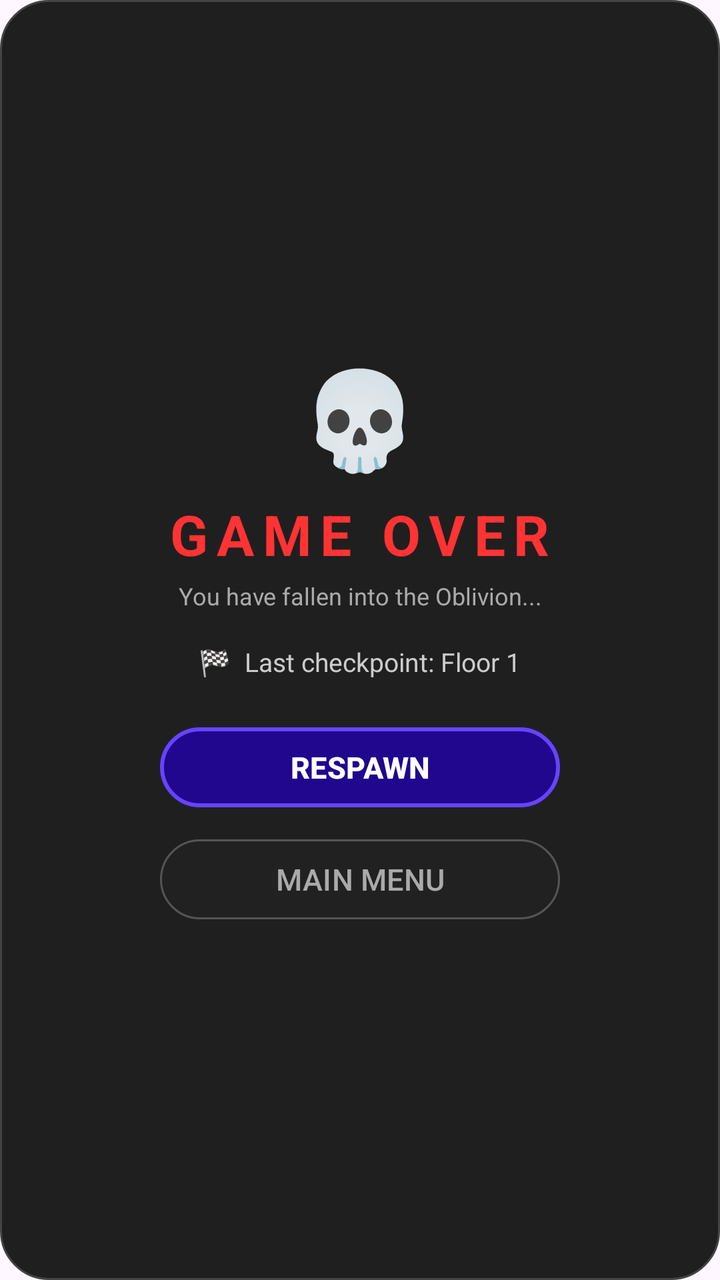
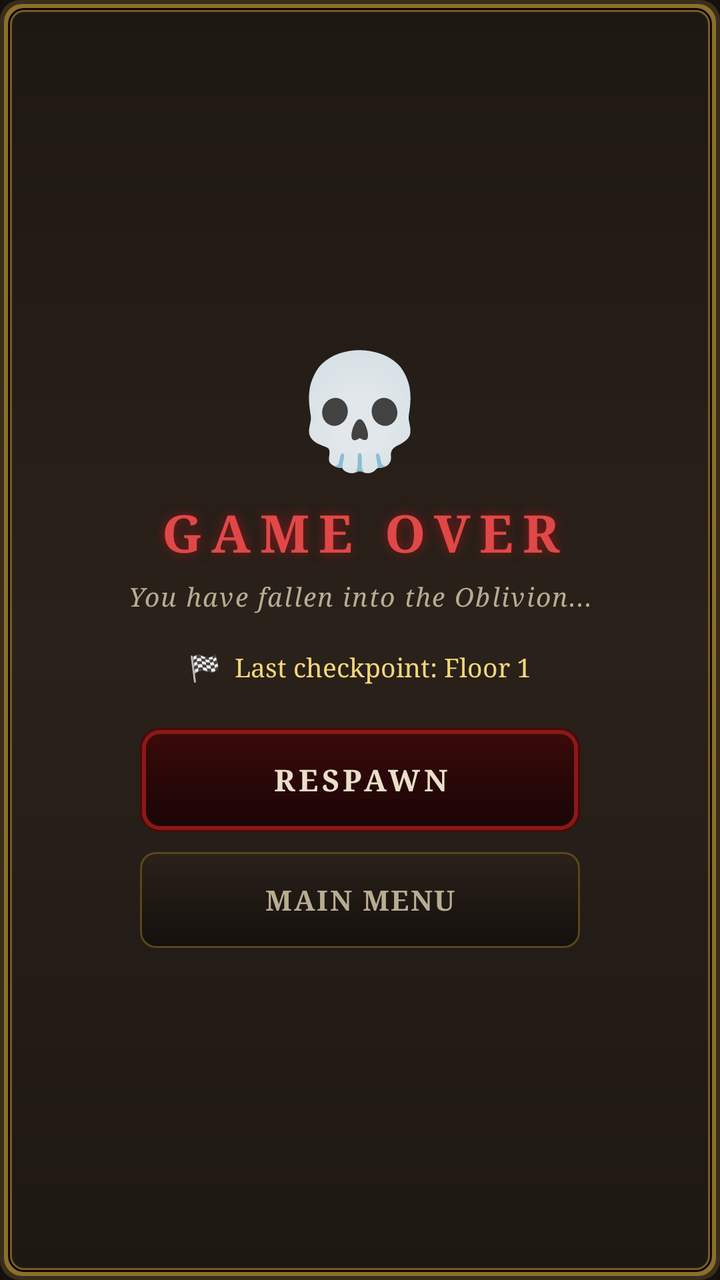

Compare the two renders of this Android layout. The source of the first and the diff that turns it into the second are given below.
<!-- AndroidManifest.xml: application theme Theme.OblivionDescent -->
<!-- res/layout/dialog_game_over.xml -->
<?xml version="1.0" encoding="utf-8"?>
<LinearLayout xmlns:android="http://schemas.android.com/apk/res/android"
    xmlns:app="http://schemas.android.com/apk/res-auto"
    android:layout_width="280dp"
    android:layout_height="wrap_content"
    android:orientation="vertical"
    android:gravity="center"
    android:padding="20dp"
    android:background="@drawable/dialog_bg"
    android:layout_gravity="center">

    <TextView
        android:layout_width="wrap_content"
        android:layout_height="wrap_content"
        android:text="💀"
        android:textSize="48sp"
        android:layout_marginBottom="8dp"/>

    <TextView
        android:layout_width="wrap_content"
        android:layout_height="wrap_content"
        android:text="GAME OVER"
        android:textColor="#FF3333"
        android:textSize="28sp"
        android:textStyle="bold"
        android:letterSpacing="0.15"
        android:layout_marginBottom="4dp"/>

    <TextView
        android:layout_width="wrap_content"
        android:layout_height="wrap_content"
        android:text="You have fallen into the Oblivion..."
        android:textColor="#AAAAAA"
        android:textSize="12sp"
        android:gravity="center"
        android:layout_marginBottom="16dp"/>

    <TextView
        android:id="@+id/txt_checkpoint"
        android:layout_width="wrap_content"
        android:layout_height="wrap_content"
        android:text="🏁  Last checkpoint: Floor 1"
        android:textColor="#CCCCCC"
        android:textSize="13sp"
        android:gravity="center"
        android:layout_marginBottom="20dp"/>

    <com.google.android.material.button.MaterialButton
        android:id="@+id/btn_respawn"
        android:layout_width="200dp"
        android:layout_height="48dp"
        android:text="RESPAWN"
        android:textSize="15sp"
        android:textStyle="bold"
        android:textColor="#FFFFFF"
        app:backgroundTint="#CC2200AA"
        app:cornerRadius="24dp"
        app:strokeWidth="2dp"
        app:strokeColor="#6644FF"
        android:layout_marginBottom="8dp"/>

    <com.google.android.material.button.MaterialButton
        android:id="@+id/btn_game_over_menu"
        android:layout_width="200dp"
        android:layout_height="48dp"
        android:text="MAIN MENU"
        android:textSize="15sp"
        android:textColor="#AAAAAA"
        app:backgroundTint="#CC222222"
        app:cornerRadius="24dp"
        app:strokeWidth="1dp"
        app:strokeColor="#555555"/>

</LinearLayout>
<!-- resources referenced by this layout -->
<resources>
  <!-- drawable dialog_bg (drawable) -->
  <?xml version="1.0" encoding="utf-8"?>
  <shape xmlns:android="http://schemas.android.com/apk/res/android"
      android:shape="rectangle">
  
      <solid android:color="#EE111111" />
  
      <corners android:radius="24dp" />
  
      <stroke
          android:width="1dp"
          android:color="#444444" />
  
  </shape>
  <style name="Base.Theme.OblivionDescent" parent="Theme.Material3.DayNight.NoActionBar">
      </style>
  <!-- unchanged entries left out for length: 1 -->
</resources>

<!-- the commit's change to res/layout/dialog_game_over.xml (unified diff, before → after) -->
@@ -1,74 +1,90 @@
 <?xml version="1.0" encoding="utf-8"?>
 <LinearLayout xmlns:android="http://schemas.android.com/apk/res/android"
     xmlns:app="http://schemas.android.com/apk/res-auto"
-    android:layout_width="280dp"
+    android:layout_width="320dp"
     android:layout_height="wrap_content"
     android:orientation="vertical"
     android:gravity="center"
-    android:padding="20dp"
-    android:background="@drawable/dialog_bg"
-    android:layout_gravity="center">
+    android:padding="24dp"
+    android:background="@drawable/rounded_dialog_bg"
+    android:layout_gravity="center"
+    android:animation="@anim/dialog_open">
 
     <TextView
         android:layout_width="wrap_content"
         android:layout_height="wrap_content"
         android:text="💀"
-        android:textSize="48sp"
+        android:textSize="56sp"
         android:layout_marginBottom="8dp"/>
 
     <TextView
         android:layout_width="wrap_content"
         android:layout_height="wrap_content"
         android:text="GAME OVER"
-        android:textColor="#FF3333"
-        android:textSize="28sp"
+        android:textColor="@color/crimson_glow"
+        android:textSize="26sp"
         android:textStyle="bold"
-        android:letterSpacing="0.15"
-        android:layout_marginBottom="4dp"/>
+        android:fontFamily="serif"
+        android:letterSpacing="0.18"
+        android:shadowColor="@color/crimson_base"
+        android:shadowDx="0"
+        android:shadowDy="0"
+        android:shadowRadius="14"
+        android:layout_marginBottom="6dp"
+        android:gravity="center"/>
 
     <TextView
         android:layout_width="wrap_content"
         android:layout_height="wrap_content"
         android:text="You have fallen into the Oblivion..."
-        android:textColor="#AAAAAA"
-        android:textSize="12sp"
+        android:textColor="@color/bone_dim"
+        android:textSize="13sp"
+        android:textStyle="italic"
+        android:fontFamily="serif"
+        android:letterSpacing="0.06"
         android:gravity="center"
-        android:layout_marginBottom="16dp"/>
+        android:layout_marginBottom="18dp"/>
 
     <TextView
         android:id="@+id/txt_checkpoint"
         android:layout_width="wrap_content"
         android:layout_height="wrap_content"
         android:text="🏁  Last checkpoint: Floor 1"
-        android:textColor="#CCCCCC"
+        android:textColor="@color/gold_glow"
         android:textSize="13sp"
+        android:fontFamily="serif"
         android:gravity="center"
-        android:layout_marginBottom="20dp"/>
+        android:layout_marginBottom="22dp"/>
 
     <com.google.android.material.button.MaterialButton
         android:id="@+id/btn_respawn"
-        android:layout_width="200dp"
-        android:layout_height="48dp"
+        android:layout_width="220dp"
+        android:layout_height="52dp"
         android:text="RESPAWN"
         android:textSize="15sp"
         android:textStyle="bold"
-        android:textColor="#FFFFFF"
-        app:backgroundTint="#CC2200AA"
-        app:cornerRadius="24dp"
-        app:strokeWidth="2dp"
-        app:strokeColor="#6644FF"
-        android:layout_marginBottom="8dp"/>
+        android:fontFamily="serif"
+        android:letterSpacing="0.12"
+        android:textColor="@color/bone_white"
+        android:insetTop="0dp"
+        android:insetBottom="0dp"
+        app:backgroundTint="@null"
+        android:background="@drawable/btn_gothic_danger"
+        android:layout_marginBottom="10dp"/>
 
     <com.google.android.material.button.MaterialButton
         android:id="@+id/btn_game_over_menu"
-        android:layout_width="200dp"
+        android:layout_width="220dp"
         android:layout_height="48dp"
         android:text="MAIN MENU"
-        android:textSize="15sp"
-        android:textColor="#AAAAAA"
-        app:backgroundTint="#CC222222"
-        app:cornerRadius="24dp"
-        app:strokeWidth="1dp"
-        app:strokeColor="#555555"/>
+        android:textSize="14sp"
+        android:textStyle="bold"
+        android:fontFamily="serif"
+        android:letterSpacing="0.06"
+        android:textColor="@color/bone_dim"
+        android:insetTop="0dp"
+        android:insetBottom="0dp"
+        app:backgroundTint="@null"
+        android:background="@drawable/btn_gothic_secondary"/>
 
 </LinearLayout>
<!-- resource entries referenced after the edit -->
@@ -1,21 +1,185 @@
 <!-- resources referenced by this layout -->
 <resources>
-  <!-- drawable dialog_bg (drawable) -->
+  <color name="bone_dim">#B8AC91</color>
+  <color name="bone_white">#EAE0CA</color>
+  <color name="crimson_base">#8B1818</color>
+  <color name="crimson_glow">#E04848</color>
+  <color name="gold_glow">#F4D77A</color>
+  <!-- drawable btn_gothic_danger (drawable) -->
   <?xml version="1.0" encoding="utf-8"?>
-  <shape xmlns:android="http://schemas.android.com/apk/res/android"
-      android:shape="rectangle">
+  <ripple xmlns:android="http://schemas.android.com/apk/res/android"
+      android:color="#66E04848">
   
-      <solid android:color="#EE111111" />
+      <item android:id="@android:id/mask">
+          <shape android:shape="rectangle">
+              <solid android:color="@color/crimson_bright"/>
+              <corners android:radius="10dp"/>
+          </shape>
+      </item>
   
-      <corners android:radius="24dp" />
+      <item>
+          <layer-list>
+              <item>
+                  <shape android:shape="rectangle">
+                      <solid android:color="@color/crimson_deep"/>
+                      <corners android:radius="10dp"/>
+                  </shape>
+              </item>
+              <item
+                  android:left="1dp" android:top="1dp"
+                  android:right="1dp" android:bottom="1dp">
+                  <shape android:shape="rectangle">
+                      <solid android:color="@color/crimson_base"/>
+                      <corners android:radius="9dp"/>
+                  </shape>
+              </item>
+              <item
+                  android:left="3dp" android:top="3dp"
+                  android:right="3dp" android:bottom="3dp">
+                  <shape android:shape="rectangle">
+                      <gradient
+                          android:type="linear"
+                          android:angle="270"
+                          android:startColor="#3A0A0A"
+                          android:endColor="#1A0505"/>
+                      <corners android:radius="7dp"/>
+                  </shape>
+              </item>
+          </layer-list>
+      </item>
   
-      <stroke
-          android:width="1dp"
-          android:color="#444444" />
+  </ripple>
+  <!-- drawable btn_gothic_secondary (drawable) -->
+  <?xml version="1.0" encoding="utf-8"?>
+  <ripple xmlns:android="http://schemas.android.com/apk/res/android"
+      android:color="@color/gold_translucent">
   
-  </shape>
+      <item android:id="@android:id/mask">
+          <shape android:shape="rectangle">
+              <solid android:color="@color/gold_bright"/>
+              <corners android:radius="8dp"/>
+          </shape>
+      </item>
+  
+      <item>
+          <layer-list>
+              <item>
+                  <shape android:shape="rectangle">
+                      <solid android:color="@color/border_gold_inner"/>
+                      <corners android:radius="8dp"/>
+                  </shape>
+              </item>
+              <item
+                  android:left="1dp" android:top="1dp"
+                  android:right="1dp" android:bottom="1dp">
+                  <shape android:shape="rectangle">
+                      <gradient
+                          android:type="linear"
+                          android:angle="270"
+                          android:startColor="@color/bg_surface_alt"
+                          android:endColor="@color/bg_base"/>
+                      <corners android:radius="7dp"/>
+                  </shape>
+              </item>
+          </layer-list>
+      </item>
+  
+  </ripple>
+  <!-- drawable rounded_dialog_bg (drawable) -->
+  <?xml version="1.0" encoding="utf-8"?>
+  <layer-list xmlns:android="http://schemas.android.com/apk/res/android">
+  
+      
+      <item>
+          <shape android:shape="rectangle">
+              <solid android:color="@color/border_gold_outer"/>
+              <corners android:radius="10dp"/>
+          </shape>
+      </item>
+  
+      
+      <item
+          android:left="2dp"
+          android:top="2dp"
+          android:right="2dp"
+          android:bottom="2dp">
+          <shape android:shape="rectangle">
+              <solid android:color="@color/border_gold"/>
+              <corners android:radius="9dp"/>
+          </shape>
+      </item>
+  
+      
+      <item
+          android:left="4dp"
+          android:top="4dp"
+          android:right="4dp"
+          android:bottom="4dp">
+          <shape android:shape="rectangle">
+              <solid android:color="@color/bg_deepest"/>
+              <corners android:radius="8dp"/>
+          </shape>
+      </item>
+  
+      
+      <item
+          android:left="5dp"
+          android:top="5dp"
+          android:right="5dp"
+          android:bottom="5dp">
+          <shape android:shape="rectangle">
+              <solid android:color="@color/gold_deep"/>
+              <corners android:radius="7dp"/>
+          </shape>
+      </item>
+  
+      
+      <item
+          android:left="6dp"
+          android:top="6dp"
+          android:right="6dp"
+          android:bottom="6dp">
+          <shape android:shape="rectangle">
+              <gradient
+                  android:type="linear"
+                  android:angle="270"
+                  android:startColor="@color/bg_surface"
+                  android:centerColor="@color/bg_surface_alt"
+                  android:endColor="@color/bg_surface"/>
+              <corners android:radius="6dp"/>
+          </shape>
+      </item>
+  
+  </layer-list>
+  <color name="crimson_bright">#B82828</color>
+  <color name="crimson_deep">#4A0A0A</color>
+  <color name="gold_translucent">#33D4AF37</color>
+  <color name="gold_bright">#D4AF37</color>
+  <color name="border_gold_inner">#5C4517</color>
+  <color name="bg_surface_alt">#2A211A</color>
+  <color name="bg_base">#14100D</color>
+  <color name="border_gold_outer">#3C2D1A</color>
+  <color name="border_gold">#8B6F2C</color>
+  <color name="bg_deepest">#0A0807</color>
+  <color name="gold_deep">#7A5A1F</color>
+  <color name="bg_surface">#1E1813</color>
   <style name="Base.Theme.OblivionDescent" parent="Theme.Material3.DayNight.NoActionBar">
+          <item name="android:windowBackground">@color/bg_base</item>
+          <item name="android:colorBackground">@color/bg_base</item>
+          <item name="colorPrimary">@color/gold_base</item>
+          <item name="colorPrimaryVariant">@color/gold_deep</item>
+          <item name="colorOnPrimary">@color/bg_deepest</item>
+          <item name="colorSecondary">@color/crimson_base</item>
+          <item name="colorOnSecondary">@color/bone_white</item>
+          <item name="colorSurface">@color/bg_surface</item>
+          <item name="colorOnSurface">@color/bone_white</item>
+          <item name="colorAccent">@color/gold_bright</item>
+          <item name="android:textColorPrimary">@color/bone_white</item>
+          <item name="android:textColorSecondary">@color/bone_dim</item>
+          <item name="android:textColorHint">@color/bone_muted</item>
       </style>
+  <color name="gold_base">#B8911E</color>
+  <color name="bone_muted">#7A7060</color>
   <!-- unchanged entries left out for length: 1 -->
 </resources>
 
